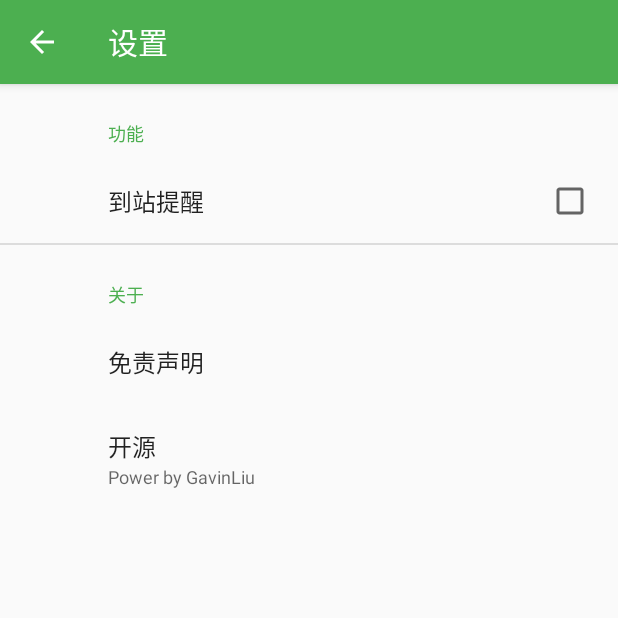
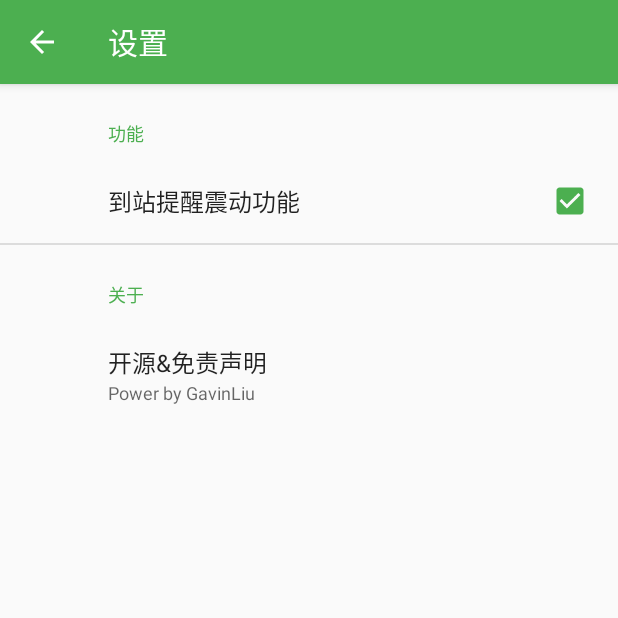
Before and after one commit to gavinliu/BusStation, an Android app: the SettingFragment screen opened directly, with no data from a screen before it, on a phone screen of 412 x 824 dp, the top half of it. Run offline under Robolectric (Android 15) with nearby library versions, the phone set to English and light mode, and no system bars; our stand-ins replace androidx.preference; libraries missing offline, so code that uses them is left out: com.umeng.analytics; 1 statement that could not run was skipped.

```diff
--- a/app/src/main/AndroidManifest.xml
+++ b/app/src/main/AndroidManifest.xml
@@ -7,6 +7,7 @@
     <uses-permission android:name="android.permission.ACCESS_NETWORK_STATE" />
     <uses-permission android:name="android.permission.ACCESS_WIFI_STATE" />
     <uses-permission android:name="android.permission.READ_PHONE_STATE" />
+    <uses-permission android:name="android.permission.VIBRATE" />
 
     <application
         android:name="cn.gavinliu.bus.station.StationApplication"
--- a/app/src/main/java/cn/gavinliu/bus/station/ui/linedetail/LineDetailFragment.java
+++ b/app/src/main/java/cn/gavinliu/bus/station/ui/linedetail/LineDetailFragment.java
@@ -13,6 +13,7 @@ import android.widget.TextView;
 import android.widget.Toast;
 
 import com.squareup.otto.Subscribe;
+import com.umeng.analytics.MobclickAgent;
 
 import java.util.List;
 
@@ -86,6 +87,8 @@ public class LineDetailFragment extends BaseListFragment<Station, BaseViewHolder
                 }
 
                 if (PermissionUtils.checkPermission(getActivity())) {
+                    MobclickAgent.onEvent(v.getContext(), "use_alarm");
+
                     AlarmManager.getInstance().setLineId(mLine.getId());
                     AlarmManager.getInstance().setBusNumber(busNumber);
                     AlarmManager.getInstance().setStationName(station);
--- a/app/src/main/java/cn/gavinliu/bus/station/ui/setting/SettingFragment.java
+++ b/app/src/main/java/cn/gavinliu/bus/station/ui/setting/SettingFragment.java
@@ -1,6 +1,9 @@
 package cn.gavinliu.bus.station.ui.setting;
 
+import android.content.Intent;
+import android.net.Uri;
 import android.os.Bundle;
+import android.support.v7.preference.Preference;
 import android.support.v7.preference.PreferenceFragmentCompat;
 
 import cn.gavinliu.bus.station.R;
@@ -15,4 +18,20 @@ public class SettingFragment extends PreferenceFragmentCompat {
     public void onCreatePreferences(Bundle savedInstanceState, String rootKey) {
         addPreferencesFromResource(R.xml.setting);
     }
+
+    @Override
+    public void onActivityCreated(Bundle savedInstanceState) {
+        super.onActivityCreated(savedInstanceState);
+
+        findPreference("openSource").setOnPreferenceClickListener(new Preference.OnPreferenceClickListener() {
+            @Override
+            public boolean onPreferenceClick(Preference preference) {
+                Intent intent = new Intent();
+                intent.setAction("android.intent.action.VIEW");
+                intent.setData(Uri.parse("https://github.com/gavinliu/BusStation"));
+                startActivity(intent);
+                return true;
+            }
+        });
+    }
 }
--- a/app/src/main/res/xml/setting.xml
+++ b/app/src/main/res/xml/setting.xml
@@ -6,9 +6,9 @@
         android:title="功能">
 
         <android.support.v7.preference.CheckBoxPreference
-            android:defaultValue="false"
-            android:key="isNotify"
-            android:title="到站提醒"/>
+            android:defaultValue="true"
+            android:key="isVibrate"
+            android:title="到站提醒震动功能"/>
 
     </android.support.v7.preference.PreferenceCategory>
 
@@ -16,13 +16,9 @@
         android:title="关于">
 
         <android.support.v7.preference.PreferenceScreen
-            android:key="license"
-            android:title="免责声明"/>
-
-        <android.support.v7.preference.PreferenceScreen
             android:key="openSource"
             android:summary="Power by GavinLiu"
-            android:title="开源"/>
+            android:title="开源&amp;免责声明"/>
 
     </android.support.v7.preference.PreferenceCategory>
 
```
Also changed, not shown: app/src/main/java/cn/gavinliu/bus/station/service/AlarmService.java (+24 -4 lines), app/src/main/java/cn/gavinliu/bus/station/utils/SettingUtils.java (added, +38 -0 lines).
